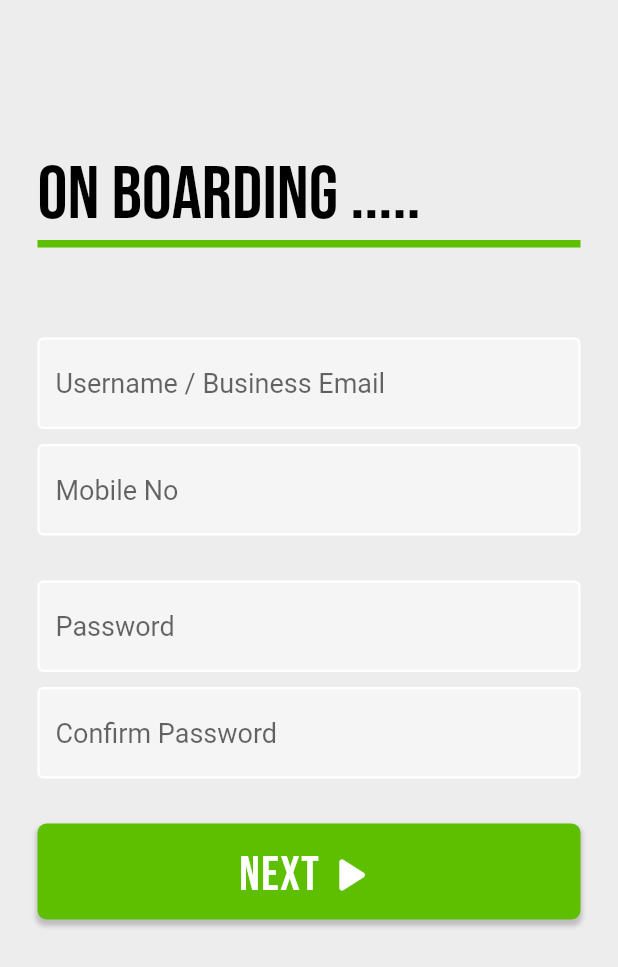
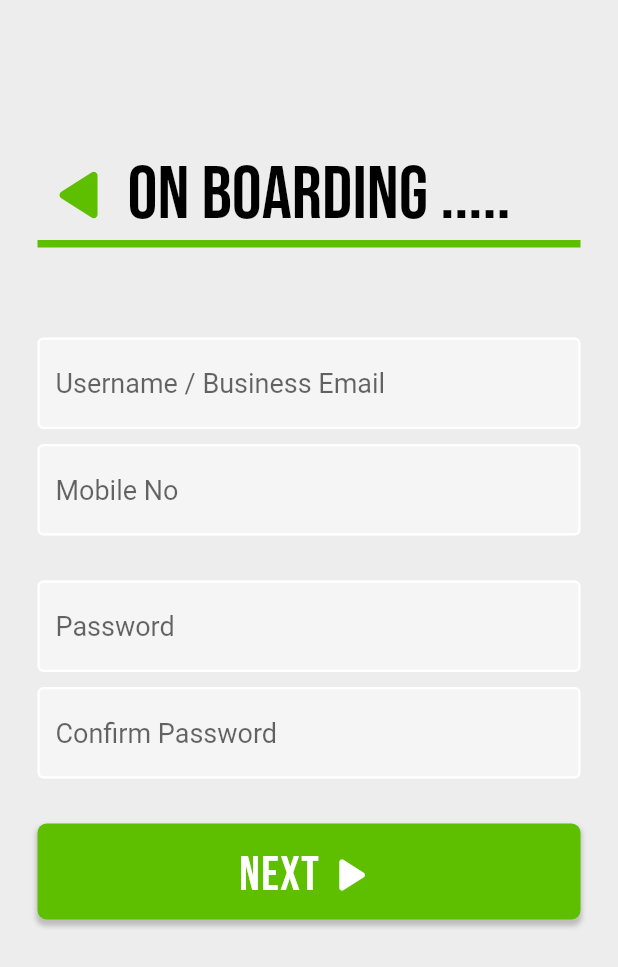
Before and after one commit to soiz11/smart-fiton, a Flutter app: the screen it shows after launch, after a tap on "Register", after a tap on "BUYER", on a phone screen of 412 x 824 dp. Shown: the top 967 px of the screen. Run offline on Flutter 3.47's test engine with Material 2 defaults, Android fonts, the phone set to English and light mode, and no system bars; our stand-ins replace curved_navigation_bar, firebase_auth, firebase_core, hexcolor; accounts and stored records are empty.

```diff
--- /dev/null
+++ b/lib/views/authentication/as_buyer.dart
@@ -0,0 +1,17 @@
+import 'package:flutter/material.dart';
+
+class AsBuyer extends StatefulWidget {
+  const AsBuyer({super.key});
+
+  @override
+  State<AsBuyer> createState() => _AsBuyerState();
+}
+
+class _AsBuyerState extends State<AsBuyer> {
+  @override
+  Widget build(BuildContext context) {
+    return const MaterialApp(
+      home: Text("As Buyer"),
+    );
+  }
+}
--- a/lib/views/authentication/login.dart
+++ b/lib/views/authentication/login.dart
@@ -97,18 +97,16 @@ class _LoginState extends State<Login> {
                             });
                           },
                         ),
+                        const SizedBox(height: 20),
+                        LongBtn(
+                          btnColor: AppColors.mainGreen,
+                          btnText: "LOGIN",
+                          btnTextColor: Colors.white,
+                          isBorderRequired: false,
+                          onTap: () {},
+                        ),
                       ],
                     ),
-                  ),
-
-                  const SizedBox(height: 20),
-
-                  LongBtn(
-                    btnColor: AppColors.mainGreen,
-                    btnText: "LOGIN",
-                    btnTextColor: Colors.white,
-                    isBorderRequired: false,
-                    onTap: () {},
                   ),
 
                   const SizedBox(height: 15),
--- a/lib/views/authentication/on_boarding.dart
+++ b/lib/views/authentication/on_boarding.dart
@@ -1,12 +1,18 @@
 import 'package:flutter/material.dart';
 import 'package:smart_fit_on/assets/colors/colors.dart';
+import 'package:smart_fit_on/views/authentication/as_buyer.dart';
+import 'package:smart_fit_on/views/authentication/as_seller.dart';
+import 'package:smart_fit_on/views/authentication/register.dart';
 import 'package:smart_fit_on/views/components/reg_headline.dart';
 import 'package:smart_fit_on/views/components/custom_text_feild.dart';
 import 'dart:developer' as dev;
 import 'package:smart_fit_on/views/components/long_btn.dart';
 
+// ignore: must_be_immutable
 class OnBoarding extends StatefulWidget {
-  const OnBoarding({super.key});
+  bool isSeller;
+  bool isBuyer;
+  OnBoarding({super.key, required this.isSeller, required this.isBuyer});
 
   @override
   State<OnBoarding> createState() => _OnBoardingState();
@@ -16,6 +22,8 @@ String userNameBusinessEmailValue = '';
 String mobileNoValue = '';
 String passwordValue = '';
 String confirmPasswordValue = '';
+
+final _formKey = GlobalKey<FormState>();
 
 class _OnBoardingState extends State<OnBoarding> {
   @override
@@ -36,11 +44,24 @@ class _OnBoardingState extends State<OnBoarding> {
                 child: Column(
                   crossAxisAlignment: CrossAxisAlignment.center,
                   children: [
-                    //header
+                    Form(
+                      key: _formKey,
+                      child: Column(
+                        children: [
+                          //header),
 
-                    const SizedBox(height: 30),
+                          const SizedBox(height: 80),
 
-                    const RegHeading(btnText: "ON BOARDING ....."),
+                          RegHeading(
+                            headerText: "ON BOARDING .....",
+                            icon: Icons.play_arrow_rounded,
+                            onTap: () {
+                              Navigator.of(context).pushReplacement(
+                                  MaterialPageRoute(
+                                      builder: (BuildContext context) =>
+                                          const Register()));
+                            },
+                          ),
 
                           const SizedBox(height: 60),
 
@@ -75,7 +96,8 @@ class _OnBoardingState extends State<OnBoarding> {
                               setState(
                                 () {
                                   mobileNoValue = value;
-                            dev.log('Password Field Value: $mobileNoValue');
+                                  dev.log(
+                                      'Password Field Value: $mobileNoValue');
                                 },
                               );
                             },
@@ -94,7 +116,8 @@ class _OnBoardingState extends State<OnBoarding> {
                               setState(
                                 () {
                                   passwordValue = value;
-                            dev.log('Password Field Value: $passwordValue');
+                                  dev.log(
+                                      'Password Field Value: $passwordValue');
                                 },
                               );
                             },
@@ -131,15 +154,38 @@ class _OnBoardingState extends State<OnBoarding> {
                               isIcon: true,
                               icon: Icons.play_arrow_rounded,
                               onTap: () {
+                                if (widget.isSeller) {
+                                  // Navigate to the Seller page
                                   Navigator.of(context).pushReplacement(
                                     MaterialPageRoute(
                                       builder: (BuildContext context) =>
-                                      const OnBoarding()));
+                                          const AsSeller(),
+                                    ),
+                                  );
+
+                                  setState(() {
+                                    widget.isSeller = false;
+                                  });
+                                } else if (widget.isBuyer) {
+                                  // Navigate to the Buyer page
+                                  Navigator.of(context).pushReplacement(
+                                    MaterialPageRoute(
+                                      builder: (BuildContext context) =>
+                                          const AsBuyer(),
+                                    ),
+                                  );
+
+                                  setState(() {
+                                    widget.isBuyer = false;
+                                  });
+                                }
                               },
                             ),
                           ),
-
                           // Add other widgets here
+                        ],
+                      ),
+                    ),
                   ],
                 ),
               ),
--- a/lib/views/authentication/register.dart
+++ b/lib/views/authentication/register.dart
@@ -12,6 +12,9 @@ class Register extends StatefulWidget {
 }
 
 class _RegisterState extends State<Register> {
+  bool isSeller = false;
+  bool isBuyer = false;
+
   @override
   Widget build(BuildContext context) {
     return MaterialApp(
@@ -85,10 +88,15 @@ class _RegisterState extends State<Register> {
                           btnTextColor: Colors.white,
                           isBorderRequired: false,
                           onTap: () {
+                            setState(() {
+                              isBuyer = !isBuyer;
+                            });
                             Navigator.of(context).pushReplacement(
                                 MaterialPageRoute(
                                     builder: (BuildContext context) =>
-                                        const OnBoarding()));
+                                        OnBoarding(
+                                            isSeller: isSeller,
+                                            isBuyer: isBuyer)));
                           },
                         ),
                       ),
@@ -102,10 +110,16 @@ class _RegisterState extends State<Register> {
                           btnTextColor: Colors.black,
                           isBorderRequired: true,
                           onTap: () {
+                            setState(() {
+                              isSeller = !isSeller;
+                            });
+
                             Navigator.of(context).pushReplacement(
                                 MaterialPageRoute(
                                     builder: (BuildContext context) =>
-                                        const OnBoarding()));
+                                        OnBoarding(
+                                            isSeller: isSeller,
+                                            isBuyer: isBuyer)));
                           },
                         ),
                       ),
--- a/lib/views/components/reg_headline.dart
+++ b/lib/views/components/reg_headline.dart
@@ -2,28 +2,61 @@ import 'package:flutter/material.dart';
 import 'package:smart_fit_on/assets/colors/colors.dart';
 
 class RegHeading extends StatelessWidget {
-  final String btnText;
-  const RegHeading({super.key, required this.btnText});
+  final String headerText;
+  final IconData icon;
+  final Function()? onTap;
+  const RegHeading(
+      {super.key,
+      required this.headerText,
+      required this.icon,
+      required this.onTap});
 
   @override
   Widget build(BuildContext context) {
     return Column(
       crossAxisAlignment: CrossAxisAlignment.start,
       children: [
-        const SizedBox(height: 70),
+        Column(
+          children: [
+            const SizedBox(height: 20),
+
+            //icon
+
+            Row(
+              mainAxisAlignment: MainAxisAlignment.start,
+              crossAxisAlignment: CrossAxisAlignment.center,
+              children: [
+                // Wrap the icon with a GestureDetector widget
+                GestureDetector(
+                  onTap: onTap,
+                  child: Transform(
+                    alignment: Alignment.center,
+                    transform: Matrix4.rotationY(3.141), // Rotate 180 degrees
+                    child: Icon(
+                      icon,
+                      color: AppColors.mainGreen,
+                      size: 60,
+                    ),
+                  ),
+                ),
 
                 Text(
-          btnText,
+                  headerText,
                   style: const TextStyle(
                     color: Colors.black,
                     fontFamily: "main",
                     fontSize: 50,
                   ),
                 ),
+              ],
+            ),
 
+            //line
             Container(
               height: 5,
               color: AppColors.mainGreen,
+            )
+          ],
         )
 
         // Add your additional widget here
```
Also changed, not shown: lib/views/authentication/as_seller.dart (added, +233 -0 lines), lib/assets/images/wallpaperBlack.png (added), lib/assets/images/wallpaperGreen.png (added). Lines whose indentation alone changed are shown as unchanged.
